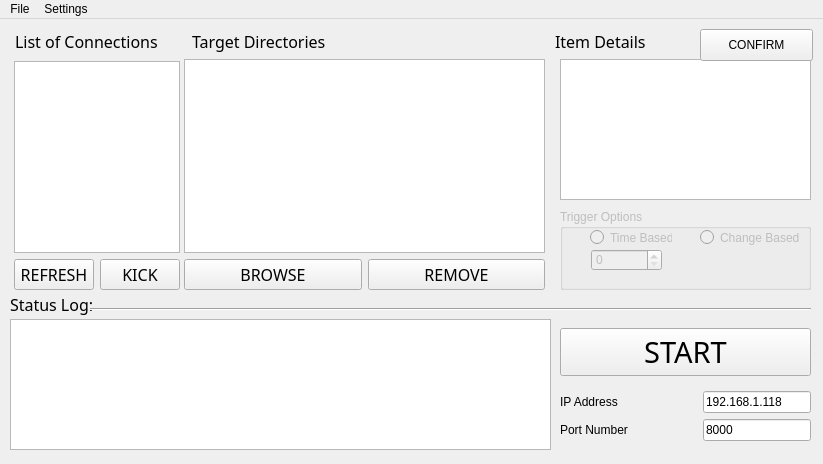
First picture: the form in src/examples/Server/ZYNC_Server.ui, repository SuperKuooo/ZYNC, before the edit.
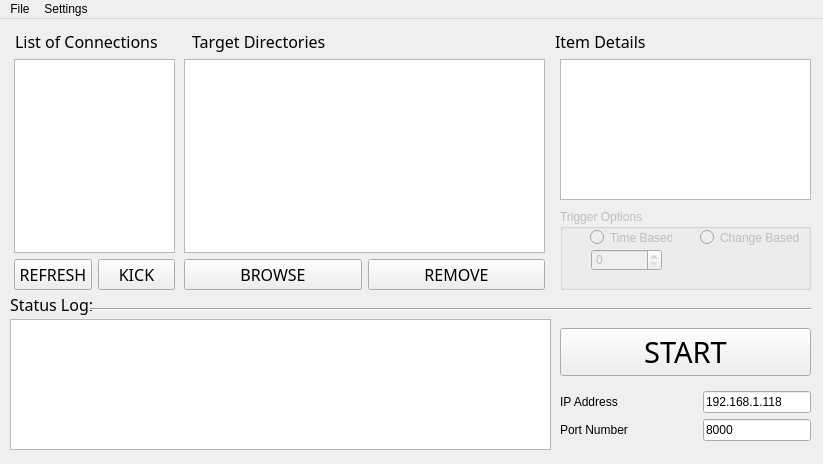
Second picture: the form after the edit.

Commit message: - Added Unpact feature - Better error handling - New logger class - Gui Change and slight adjustment

```diff
--- a/src/examples/Server/ZYNC_Server.ui
+++ b/src/examples/Server/ZYNC_Server.ui
@@ -309,9 +309,9 @@
     <property name="geometry">
      <rect>
       <x>14</x>
-      <y>42</y>
-      <width>166</width>
-      <height>229</height>
+      <y>40</y>
+      <width>161</width>
+      <height>231</height>
      </rect>
     </property>
     <layout class="QVBoxLayout" name="verticalLayout">
@@ -445,19 +445,6 @@
      </item>
     </layout>
    </widget>
-   <widget class="QPushButton" name="btnConfirm">
-    <property name="geometry">
-     <rect>
-      <x>700</x>
-      <y>10</y>
-      <width>113</width>
-      <height>32</height>
-     </rect>
-    </property>
-    <property name="text">
-     <string>CONFIRM</string>
-    </property>
-   </widget>
   </widget>
   <widget class="QMenuBar" name="mnuBar">
    <property name="geometry">
```
Left out of the diff: 2 changed lines with no effect on the pictures. The commit also changes 11 other files.
